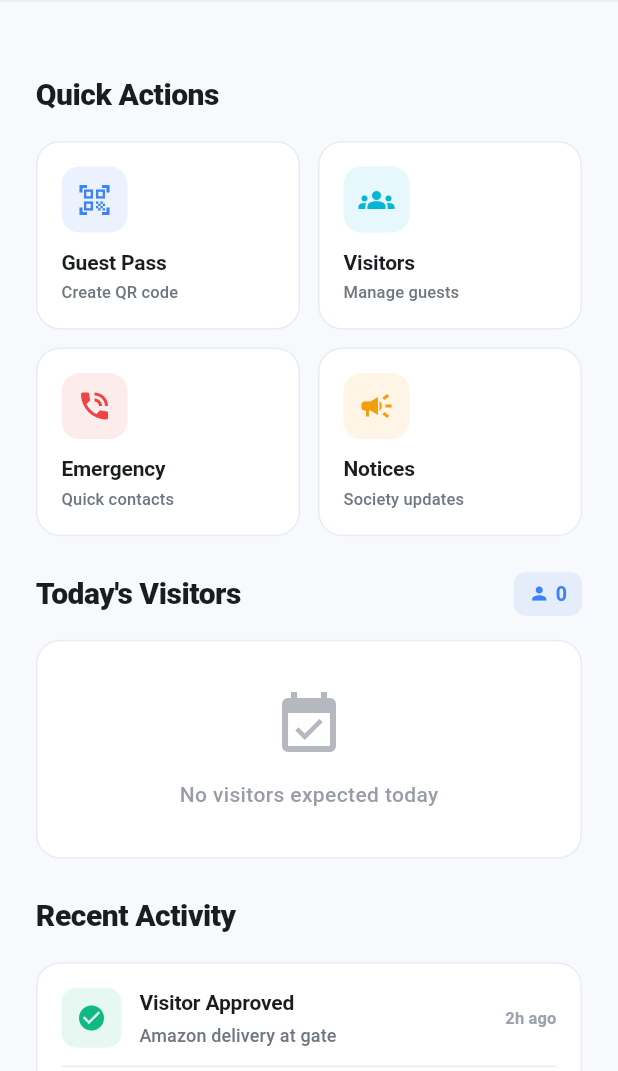
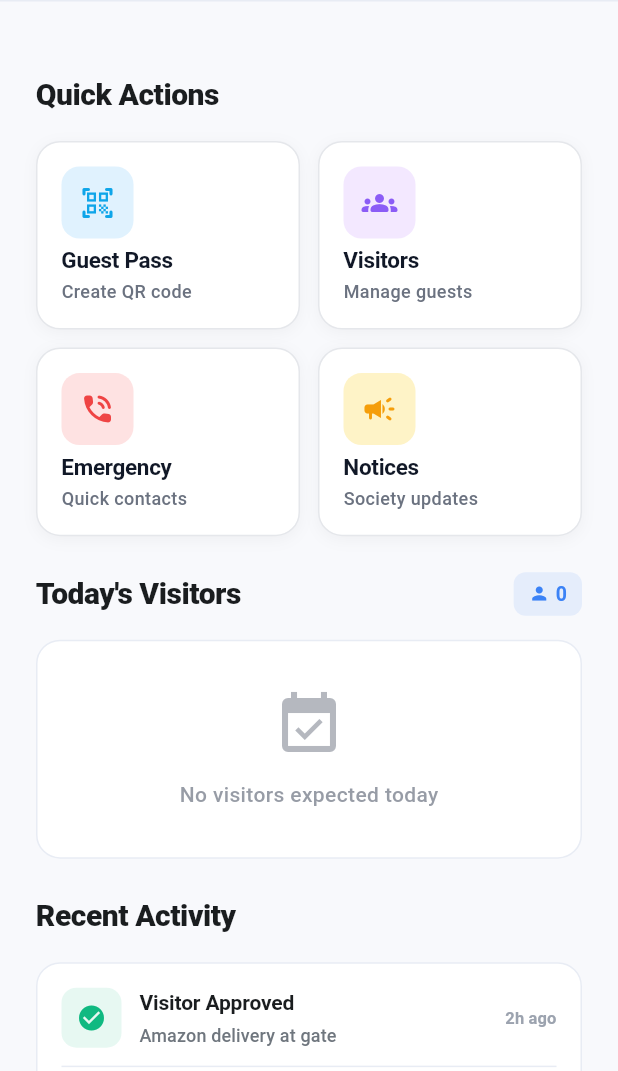
Before and after one commit to shyamalm88/Society360, a Flutter app: the HomeTabScreen screen opened directly, on a phone screen of 412 x 824 dp, the part 165-1236 px from its top. Run offline on Flutter 3.47's test engine with Material 3 defaults, Android fonts, the phone set to English and light mode, and no system bars; drawn by our look-alikes of flutter_animate; our stand-ins replace dio, firebase_auth, firebase_core, firebase_messaging, flutter_local_notifications, flutter_riverpod and 6 more; accounts and stored records are empty; generated files the repository leaves out were written again; network calls fail.

Commit message:
more functionalities added

```diff
--- a/society360_resident/lib/features/home/presentation/home_screen.dart
+++ b/society360_resident/lib/features/home/presentation/home_screen.dart
@@ -444,10 +444,6 @@ class HomeTabScreen extends ConsumerWidget {
 
                   // Recent Activity
                   _buildRecentActivityCard().animate().fadeIn(delay: 400.ms),
-                  const SizedBox(height: 24),
-
-                  // Society Info
-                  _buildSocietyInfoCard(societyName).animate().fadeIn(delay: 500.ms),
                 ]),
               ),
             ),
@@ -460,10 +456,11 @@ class HomeTabScreen extends ConsumerWidget {
   Widget _buildQuickActions(BuildContext context) {
     final actions = [
       {
-        'icon': Icons.qr_code_scanner,
+        'icon': Icons.qr_code_scanner_rounded,
         'label': 'Guest Pass',
         'subtitle': 'Create QR code',
-        'color': AppTheme.accentBlue,
+        'color': const Color(0xFF0EA5E9), // Sky Blue
+        'bgColor': const Color(0xFFE0F2FE),
         'onTap': () {
           Navigator.of(context).push(
             MaterialPageRoute(builder: (_) => const CreateGuestPassScreen()),
@@ -471,10 +468,11 @@ class HomeTabScreen extends ConsumerWidget {
         },
       },
       {
-        'icon': Icons.groups,
+        'icon': Icons.groups_rounded,
         'label': 'Visitors',
         'subtitle': 'Manage guests',
-        'color': AppTheme.accentCyan,
+        'color': const Color(0xFF8B5CF6), // Purple
+        'bgColor': const Color(0xFFF3E8FF),
         'onTap': () {
           Navigator.of(context).push(
             MaterialPageRoute(builder: (_) => const MyVisitorsScreen()),
@@ -482,19 +480,21 @@ class HomeTabScreen extends ConsumerWidget {
         },
       },
       {
-        'icon': Icons.phone_in_talk,
+        'icon': Icons.phone_in_talk_rounded,
         'label': 'Emergency',
         'subtitle': 'Quick contacts',
-        'color': AppTheme.errorRed,
+        'color': const Color(0xFFEF4444), // Red
+        'bgColor': const Color(0xFFFEE2E2),
         'onTap': () {
           // TODO: Navigate to emergency contacts
         },
       },
       {
-        'icon': Icons.campaign,
+        'icon': Icons.campaign_rounded,
         'label': 'Notices',
         'subtitle': 'Society updates',
-        'color': AppTheme.warningAmber,
+        'color': const Color(0xFFF59E0B), // Amber
+        'bgColor': const Color(0xFFFEF3C7),
         'onTap': () {
           // TODO: Navigate to notices
         },
@@ -526,7 +526,12 @@ class HomeTabScreen extends ConsumerWidget {
           itemCount: actions.length,
           itemBuilder: (context, index) {
             final action = actions[index];
-            return InkWell(
+            final color = action['color'] as Color;
+            final bgColor = action['bgColor'] as Color;
+
+            return Material(
+              color: Colors.transparent,
+              child: InkWell(
                 onTap: action['onTap'] as VoidCallback?,
                 borderRadius: BorderRadius.circular(16),
                 child: Container(
@@ -535,23 +540,31 @@ class HomeTabScreen extends ConsumerWidget {
                     color: Colors.white,
                     borderRadius: BorderRadius.circular(16),
                     border: Border.all(
-                    color: const Color(0xFFE8ECF4),
+                      color: const Color(0xFFE5E7EB),
                       width: 1,
                     ),
+                    boxShadow: [
+                      BoxShadow(
+                        color: Colors.black.withOpacity(0.04),
+                        blurRadius: 8,
+                        offset: const Offset(0, 2),
+                      ),
+                    ],
                   ),
                   child: Column(
                     crossAxisAlignment: CrossAxisAlignment.start,
                     mainAxisAlignment: MainAxisAlignment.spaceBetween,
                     children: [
                       Container(
-                      padding: const EdgeInsets.all(10),
-                      decoration: BoxDecoration(
-                        color: (action['color'] as Color).withOpacity(0.1),
+                        width: 48,
+                        height: 48,
+                        decoration: BoxDecoration(
+                          color: bgColor,
                           borderRadius: BorderRadius.circular(12),
                         ),
                         child: Icon(
                           action['icon'] as IconData,
-                        color: action['color'] as Color,
+                          color: color,
                           size: 24,
                         ),
                       ),
@@ -561,25 +574,25 @@ class HomeTabScreen extends ConsumerWidget {
                           Text(
                             action['label'] as String,
                             style: const TextStyle(
-                            fontSize: 14,
+                              fontSize: 15,
                               fontWeight: FontWeight.w700,
-                            color: Color(0xFF1A1D1F),
-                            letterSpacing: -0.1,
+                              color: Color(0xFF111827),
+                              letterSpacing: -0.2,
                             ),
                           ),
                           const SizedBox(height: 2),
                           Text(
                             action['subtitle'] as String,
                             style: const TextStyle(
-                            fontSize: 11,
+                              fontSize: 12,
                               fontWeight: FontWeight.w500,
-                            color: Color(0xFF6F767E),
-                            letterSpacing: 0.1,
-                          ),
-                        ),
-                      ],
-                    ),
-                  ],
+                              color: Color(0xFF6B7280),
+                            ),
+                          ),
+                        ],
+                      ),
+                    ],
+                  ),
                 ),
               ),
             );
@@ -672,14 +685,33 @@ class HomeTabScreen extends ConsumerWidget {
               _buildEmptyState()
             else
               Container(
-                padding: const EdgeInsets.all(16),
-                decoration: BoxDecoration(
-                  color: Colors.white,
-                  borderRadius: BorderRadius.circular(16),
+                padding: const EdgeInsets.all(20),
+                decoration: BoxDecoration(
+                  gradient: const LinearGradient(
+                    colors: [
+                      Color(0xFFFFFFFF),
+                      Color(0xFFFAFBFC),
+                    ],
+                    begin: Alignment.topLeft,
+                    end: Alignment.bottomRight,
+                  ),
+                  borderRadius: BorderRadius.circular(20),
                   border: Border.all(
-                    color: const Color(0xFFE8ECF4),
-                    width: 1,
-                  ),
+                    color: const Color(0xFFE8ECF4).withOpacity(0.6),
+                    width: 1.5,
+                  ),
+                  boxShadow: [
+                    BoxShadow(
+                      color: const Color(0xFF6366F1).withOpacity(0.08),
+                      blurRadius: 20,
+                      offset: const Offset(0, 8),
+                    ),
+                    BoxShadow(
+                      color: Colors.black.withOpacity(0.03),
+                      blurRadius: 12,
+                      offset: const Offset(0, 4),
+                    ),
+                  ],
                 ),
                 child: Column(
                   children: [
@@ -1416,7 +1448,9 @@ class HomeTabScreen extends ConsumerWidget {
       return const SizedBox.shrink();
     }
 
-    return InkWell(
+    return Material(
+      color: Colors.transparent,
+      child: InkWell(
         onTap: () {
           Navigator.of(context).push(
             MaterialPageRoute(
@@ -1428,23 +1462,12 @@ class HomeTabScreen extends ConsumerWidget {
         child: Container(
           padding: const EdgeInsets.all(20),
           decoration: BoxDecoration(
-          gradient: LinearGradient(
-            colors: [
-              AppTheme.warningAmber.withOpacity(0.1),
-              AppTheme.primaryOrange.withOpacity(0.1),
-            ],
-            begin: Alignment.topLeft,
-            end: Alignment.bottomRight,
-          ),
+            color: const Color(0xFFDC2626), // Flat vibrant red
             borderRadius: BorderRadius.circular(16),
-          border: Border.all(
-            color: AppTheme.warningAmber.withOpacity(0.3),
-            width: 2,
-          ),
             boxShadow: [
               BoxShadow(
-              color: AppTheme.warningAmber.withOpacity(0.2),
-              blurRadius: 12,
+                color: Colors.black.withOpacity(0.08),
+                blurRadius: 10,
                 offset: const Offset(0, 4),
               ),
             ],
@@ -1455,33 +1478,14 @@ class HomeTabScreen extends ConsumerWidget {
                 width: 56,
                 height: 56,
                 decoration: BoxDecoration(
-                color: AppTheme.warningAmber,
-                borderRadius: BorderRadius.circular(14),
-                boxShadow: [
-                  BoxShadow(
-                    color: AppTheme.warningAmber.withOpacity(0.3),
-                    blurRadius: 8,
-                    offset: const Offset(0, 2),
-                  ),
-                ],
+                  color: Colors.white.withOpacity(0.2),
+                  borderRadius: BorderRadius.circular(12),
                 ),
                 child: const Icon(
-                Icons.person_add_alt_1,
+                  Icons.notifications_active_rounded,
                   color: Colors.white,
                   size: 28,
                 ),
-            )
-                .animate(
-                  onPlay: (controller) => controller.repeat(),
-                )
-                .shimmer(
-                  duration: 2000.ms,
-                  color: Colors.white.withOpacity(0.3),
-                )
-                .shake(
-                  duration: 1500.ms,
-                  delay: 500.ms,
-                  hz: 2,
               ),
               const SizedBox(width: 16),
               Expanded(
@@ -1492,68 +1496,42 @@ class HomeTabScreen extends ConsumerWidget {
                       'Pending Approvals',
                       style: TextStyle(
                         fontSize: 18,
-                      fontWeight: FontWeight.w800,
-                      color: Color(0xFF1A1D1F),
+                        fontWeight: FontWeight.w700,
+                        color: Colors.white,
                         letterSpacing: -0.3,
                       ),
                     ),
                     const SizedBox(height: 4),
                     Text(
-                    '$pendingCount visitor${pendingCount > 1 ? 's' : ''} waiting for approval',
-                    style: const TextStyle(
+                      '$pendingCount visitor${pendingCount > 1 ? 's' : ''} waiting',
+                      style: TextStyle(
                         fontSize: 13,
-                      fontWeight: FontWeight.w600,
-                      color: Color(0xFF6F767E),
-                      letterSpacing: 0.1,
-                    ),
-                  ),
-                ],
-              ),
-            ),
-            Container(
-              width: 36,
-              height: 36,
-              decoration: BoxDecoration(
-                color: AppTheme.warningAmber,
-                shape: BoxShape.circle,
-              ),
-              child: Center(
+                        fontWeight: FontWeight.w500,
+                        color: Colors.white.withOpacity(0.9),
+                      ),
+                    ),
+                  ],
+                ),
+              ),
+              Container(
+                padding: const EdgeInsets.symmetric(horizontal: 14, vertical: 8),
+                decoration: BoxDecoration(
+                  color: Colors.white,
+                  borderRadius: BorderRadius.circular(10),
+                ),
                 child: Text(
                   '$pendingCount',
                   style: const TextStyle(
-                    fontSize: 16,
-                    fontWeight: FontWeight.w800,
-                    color: Colors.white,
-                    letterSpacing: -0.2,
-                  ),
-                ),
-              ),
-            )
-                .animate(
-                  onPlay: (controller) => controller.repeat(),
-                )
-                .scale(
-                  duration: 1000.ms,
-                  begin: const Offset(1.0, 1.0),
-                  end: const Offset(1.15, 1.15),
-                  curve: Curves.easeInOut,
-                )
-                .then()
-                .scale(
-                  duration: 1000.ms,
-                  begin: const Offset(1.15, 1.15),
-                  end: const Offset(1.0, 1.0),
-                  curve: Curves.easeInOut,
-                ),
-            const SizedBox(width: 4),
-            const Icon(
-              Icons.arrow_forward_ios,
-              size: 18,
-              color: Color(0xFF6F767E),
-            ),
-          ],
-        ),
-      ),
-    );
-  }
-}
+                    fontSize: 18,
+                    fontWeight: FontWeight.w700,
+                    color: Color(0xFFDC2626),
+                  ),
+                ),
+              ),
+            ],
+          ),
+        ),
+      ),
+    );
+  }
+}
```
Also changed, not shown: society360_guard/lib/features/dashboard/presentation/dashboard_screen.dart (+161 -120 lines), society360_resident/lib/core/auth/auth_controller.dart (+28 -1 lines). Lines whose indentation alone changed are shown as unchanged.
